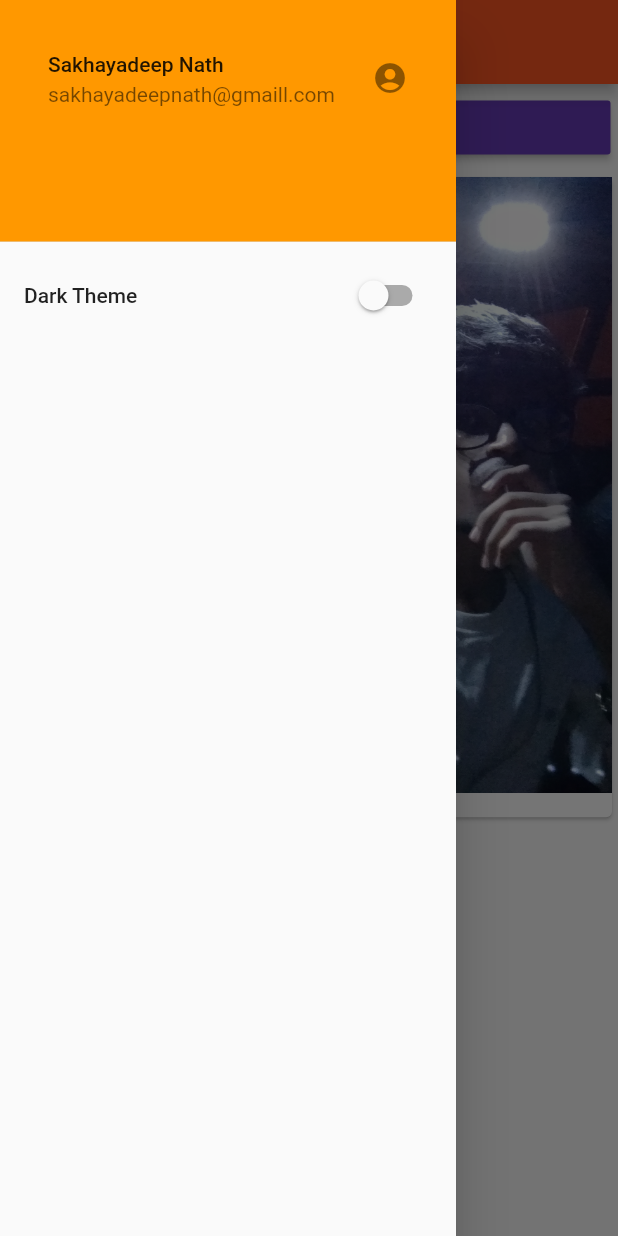
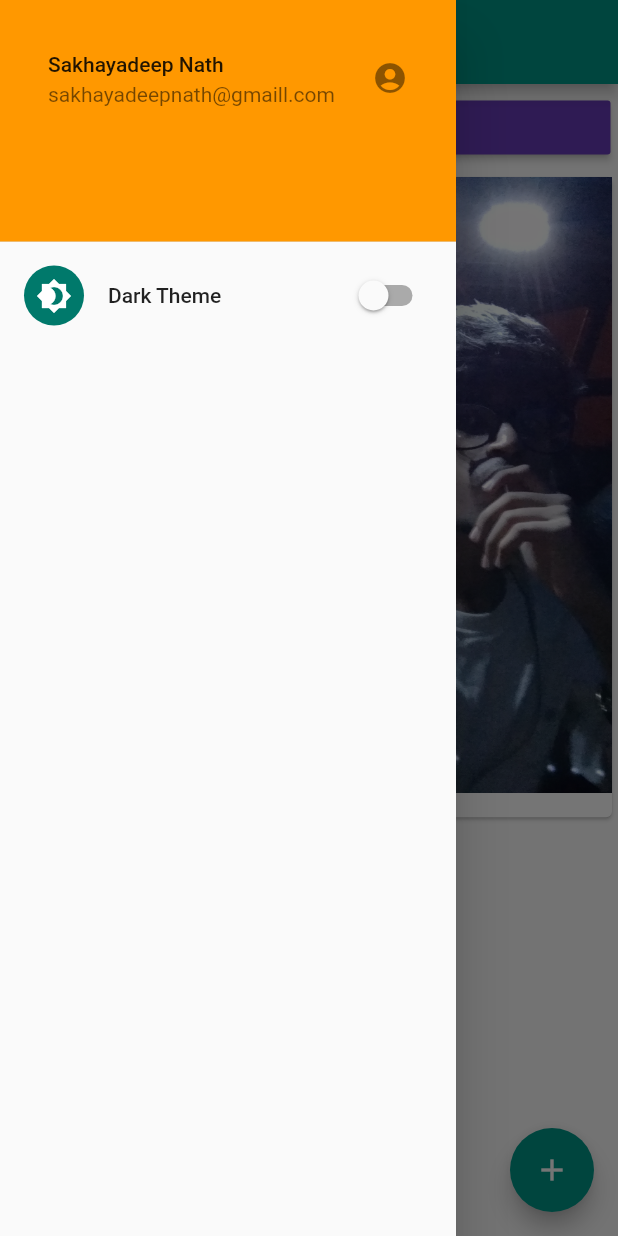
Before and after one commit to sakhayadeep/never-settle-wallpapers, a Flutter app: the screen it shows after launch, with the side drawer open, on a phone screen of 412 x 824 dp. Run offline on Flutter 3.47's test engine with Material 2 defaults, Android fonts, the phone set to English and light mode, and no system bars.

Commit message:
theme changer and list view

```diff
--- /dev/null
+++ b/lib/drawer_manager.dart
@@ -0,0 +1,59 @@
+import 'package:flutter/material.dart';
+
+class DrawerManager extends StatefulWidget {
+  final Function _changeThemeStatus;
+  final bool _darkThemeEnabled;
+  DrawerManager(this._changeThemeStatus, this._darkThemeEnabled);
+
+  @override
+  State<StatefulWidget> createState() {
+    return _DrawerManagerState();
+  }
+}
+
+class _DrawerManagerState extends State<DrawerManager> {
+  Function _changeThemeStatus;
+  bool _darkThemeEnabled;
+
+  @override
+  void initState() {
+    _changeThemeStatus = widget._changeThemeStatus;
+    _darkThemeEnabled = widget._darkThemeEnabled;
+    super.initState();
+  }
+
+  @override
+  Widget build(BuildContext context) {
+    return Drawer(
+      child: ListView(
+        padding: EdgeInsets.all(0),
+        children: <Widget>[
+          DrawerHeader(
+            decoration: BoxDecoration(color: Colors.orange),
+            child: ListTile(
+              title: Text("Sakhayadeep Nath"),
+              subtitle: Text("sakhayadeepnath@gmaill.com"),
+              trailing: Icon(Icons.account_circle),
+              onTap: () {
+                //maybe change account
+              },
+            ),
+          ),
+          ListTile(
+            leading: CircleAvatar(
+              child: Icon(Icons.brightness_4),
+            ),
+            title: Text("Dark Theme"),
+            trailing: Switch(
+              value: _darkThemeEnabled,
+              onChanged: (changedTheme) {
+                _darkThemeEnabled = _darkThemeEnabled ? false : true;
+                _changeThemeStatus();
+              },
+            ),
+          )
+        ],
+      ),
+    );
+  }
+}
--- a/lib/main.dart
+++ b/lib/main.dart
@@ -1,6 +1,9 @@
 import 'package:flutter/material.dart';
 
 import './wallpaper_manager.dart';
+import './drawer_manager.dart';
+
+const String _appTitle = "Never Settle";
 
 void main() => runApp(MyApp());
 
@@ -12,47 +15,32 @@ class MyApp extends StatefulWidget {
 }
 
 class _MyAppState extends State<MyApp> {
-  final String _appTitle = "Never Settle";
-  bool darkThemeEnabled = false;
+  bool _darkThemeEnabled = false;
+
+  void _changeThemeStatus() {
+    setState(() {
+      _darkThemeEnabled = _darkThemeEnabled ? false : true;
+    });
+  }
 
   @override
   Widget build(context) {
     return MaterialApp(
       theme: ThemeData(
-        brightness: darkThemeEnabled ? Brightness.dark : Brightness.light,
-        primarySwatch: Colors.deepOrange,
+        brightness: _darkThemeEnabled ? Brightness.dark : Brightness.light,
+        primarySwatch: Colors.teal,
       ),
       home: Scaffold(
-          appBar: AppBar(
-            title: Text(_appTitle),
-          ),
-          drawer: Drawer(
-            child: ListView(
-              padding: EdgeInsets.all(0),
-              children: <Widget>[
-                DrawerHeader(
-                  decoration: BoxDecoration(color: Colors.orange),
-                  child: ListTile(
-                    title: Text("Sakhayadeep Nath"),
-                    subtitle: Text("sakhayadeepnath@gmaill.com"),
-                    trailing: Icon(Icons.account_circle),
-                    onTap: () {},
-                  ),
-                ),
-                ListTile(
-                  title: Text("Dark Theme"),
-                  trailing: Switch(
-                    value: darkThemeEnabled,
-                    onChanged: (changedTheme) {
-                      darkThemeEnabled = changedTheme;
-                      setState(() {});
-                    },
-                  ),
-                )
-              ],
-            ),
-          ),
-          body: WallpaperManager("Coolfie")),
+        appBar: AppBar(
+          title: Text(_appTitle),
+        ),
+        drawer: DrawerManager(_changeThemeStatus, _darkThemeEnabled),
+        body: WallpaperManager("Coolfie"),
+        floatingActionButton: FloatingActionButton(
+          onPressed: () {},
+          child: Icon(Icons.add),
+        ),
+      ),
     );
   }
 }
```
Also changed, not shown: 2 other files.
